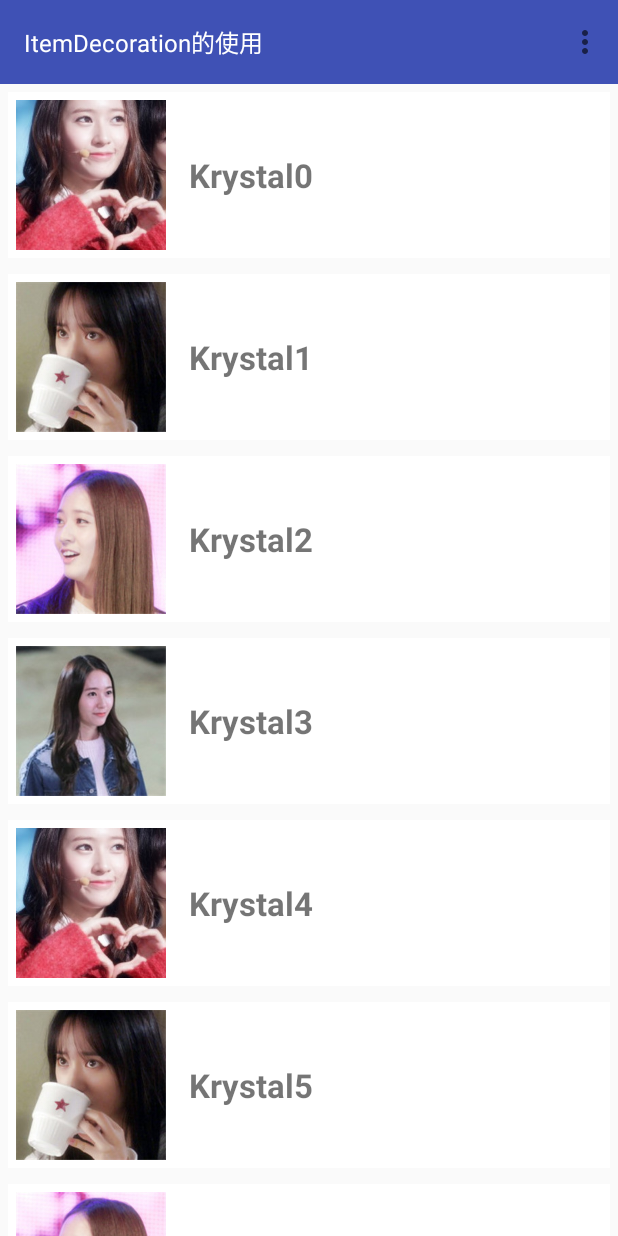
After one commit to liukangqi2015/RecyclerViewStudy, an Android app: the ItemDecorationActivity screen opened directly, with no data from a screen before it, on a phone screen of 412 x 824 dp. The commit adds this screen. Run offline under Robolectric (Android 15) with nearby library versions, the phone set to English and light mode, and no system bars; our stand-ins replace ButterKnife.

Commit message:
更新配置

```diff
--- a/app/src/main/AndroidManifest.xml
+++ b/app/src/main/AndroidManifest.xml
@@ -19,6 +19,7 @@
         <activity android:name=".MoreRecyclerViewActivity" />
         <activity android:name=".ManyLayoutRecyclerViewActivity"/>
         <activity android:name=".RefreshAndLoadMoreActivity"/>
+        <activity android:name="com.liu.ItemDecorationActivity" />
     </application>
 
 </manifest>
--- /dev/null
+++ b/app/src/main/java/com/liu/ItemDecorationActivity.java
@@ -0,0 +1,79 @@
+package com.liu;
+
+import android.os.Bundle;
+import android.support.annotation.Nullable;
+import android.support.v7.app.AppCompatActivity;
+import android.support.v7.widget.DefaultItemAnimator;
+import android.support.v7.widget.LinearLayoutManager;
+import android.support.v7.widget.RecyclerView;
+import android.support.v7.widget.Toolbar;
+import android.view.MenuItem;
+import android.view.View;
+import android.widget.TextView;
+import android.widget.Toast;
+
+import com.liu.recyclerviewstudy.MoreRecyclerViewActivity;
+import com.liu.recyclerviewstudy.R;
+import com.liu.recyclerviewstudy.adapter.MoreAdapter;
+import com.liu.recyclerviewstudy.itemDecoration.DividerItemDecoration;
+import com.liu.recyclerviewstudy.model.Krystal;
+import com.liu.recyclerviewstudy.myinterface.OnItemClickListener;
+
+import java.util.ArrayList;
+import java.util.List;
+
+import butterknife.BindView;
+import butterknife.ButterKnife;
+
+public class ItemDecorationActivity extends AppCompatActivity {
+    @BindView(R.id.toolbar)
+    Toolbar toolbar;
+    @BindView(R.id.more_recyclerView)
+    RecyclerView moreRecyclerView;
+
+    private MoreAdapter adapter;
+    private List<Krystal> data=new ArrayList<>();
+    private int[] imgsId={R.mipmap.krystal01,R.mipmap.krystal02,R.mipmap.krystal03,R.mipmap.krystal04};
+    @Override
+    protected void onCreate(@Nullable Bundle savedInstanceState) {
+        super.onCreate(savedInstanceState);
+        setContentView(R.layout.activity_item_decoration);
+        ButterKnife.bind(this);
+        initView();
+        initData();
+        setData();
+    }
+
+    private void initView() {
+        toolbar.inflateMenu(R.menu.item_decoration_recyclerview_toolbar_menu);
+        toolbar.setOnMenuItemClickListener(new Toolbar.OnMenuItemClickListener() {
+            @Override
+            public boolean onMenuItemClick(MenuItem item) {
+                switch (item.getItemId()){
+                    case R.id.vertica:
+                        moreRecyclerView.addItemDecoration(new DividerItemDecoration(ItemDecorationActivity.this,LinearLayoutManager.VERTICAL));
+                        break;
+                }
+                return false;
+            }
+        });
+    }
+
+    private void initData(){
+        for (int i=0;i<20;i++){
+            Krystal krystal=new Krystal();
+            krystal.setImgId(imgsId[i%imgsId.length]);
+            krystal.setName("Krystal"+i);
+            data.add(krystal);
+        }
+    }
+
+
+    private void setData(){
+        LinearLayoutManager linearLayoutManager=new LinearLayoutManager(this);
+        moreRecyclerView.setLayoutManager(linearLayoutManager);
+        moreRecyclerView.setHasFixedSize(true);
+        adapter=new MoreAdapter(data);
+        moreRecyclerView.setAdapter(adapter);
+    }
+}
--- a/app/src/main/java/com/liu/recyclerviewstudy/MainActivity.java
+++ b/app/src/main/java/com/liu/recyclerviewstudy/MainActivity.java
@@ -5,6 +5,8 @@ import android.os.Bundle;
 import android.support.v7.app.AppCompatActivity;
 import android.view.View;
 import android.widget.Button;
+
+import com.liu.ItemDecorationActivity;
 
 import butterknife.BindView;
 import butterknife.ButterKnife;
@@ -20,6 +22,8 @@ public class MainActivity extends AppCompatActivity {
     Button recyclerViewManyLayoutStudyBtn;
     @BindView(R.id.recyclerView_refresh_and_loadMore_study_btn)
     Button recyclerView_refresh_and_loadMore_study_btn;
+    @BindView(R.id.use_of_ItemDecoration_btn)
+    Button use_of_ItemDecoration_btn;
 
     @Override
     protected void onCreate(Bundle savedInstanceState) {
@@ -33,7 +37,8 @@ public class MainActivity extends AppCompatActivity {
         super.onDestroy();
     }
 
-    @OnClick({R.id.base_recyclerView_study_btn, R.id.more_recyclerView_study_btn,R.id.recyclerView_many_layout_study_btn,R.id.recyclerView_refresh_and_loadMore_study_btn})
+    @OnClick({R.id.base_recyclerView_study_btn, R.id.more_recyclerView_study_btn,R.id.recyclerView_many_layout_study_btn,R.id.recyclerView_refresh_and_loadMore_study_btn,
+    R.id.use_of_ItemDecoration_btn})
     public void onClick(View v) {
 
 
@@ -50,6 +55,9 @@ public class MainActivity extends AppCompatActivity {
             case R.id.recyclerView_refresh_and_loadMore_study_btn:
                 startActivity(new Intent(this,RefreshAndLoadMoreActivity.class));
                 break;
+            case R.id.use_of_ItemDecoration_btn:
+                startActivity(new Intent(this, ItemDecorationActivity.class));
+                break;
         }
     }
 }
--- /dev/null
+++ b/app/src/main/res/layout/activity_item_decoration.xml
@@ -0,0 +1,26 @@
+<?xml version="1.0" encoding="utf-8"?>
+<LinearLayout xmlns:android="http://schemas.android.com/apk/res/android"
+    xmlns:tools="http://schemas.android.com/tools"
+    android:layout_width="match_parent"
+    android:layout_height="match_parent"
+    android:orientation="vertical"
+    tools:context="com.liu.recyclerviewstudy.MoreRecyclerViewActivity">
+    <android.support.v7.widget.Toolbar
+        android:id="@+id/toolbar"
+        android:layout_width="match_parent"
+        android:layout_height="wrap_content"
+        android:background="?attr/colorPrimary"
+        >
+        <TextView
+            android:layout_width="wrap_content"
+            android:layout_height="wrap_content"
+            android:text="@string/use_of_ItemDecoration"
+            android:textSize="16sp"
+            android:textColor="@android:color/white"/>
+    </android.support.v7.widget.Toolbar>
+    <android.support.v7.widget.RecyclerView
+        android:id="@+id/more_recyclerView"
+        android:layout_width="match_parent"
+        android:layout_height="match_parent"/>
+
+</LinearLayout>
--- /dev/null
+++ b/app/src/main/res/menu/item_decoration_recyclerview_toolbar_menu.xml
@@ -0,0 +1,16 @@
+<?xml version="1.0" encoding="utf-8"?>
+<menu xmlns:android="http://schemas.android.com/apk/res/android"
+    >
+    <item
+        android:id="@+id/vertica"
+        android:title="@string/vertica"
+       />
+    <!--<item
+        android:id="@+id/grid_layout_manager"
+        android:title="@string/grid_layout_manager"
+       />
+    <item
+        android:id="@+id/staggeredGrid_layout_manager"
+        android:title="@string/StaggeredGrid_layout_manager"
+       />-->
+</menu>
--- a/app/src/main/res/values/strings.xml
+++ b/app/src/main/res/values/strings.xml
@@ -11,4 +11,5 @@
     <string name="recyclerView_many_layout_study">RecycleView多布局</string>
     <string name="recycler_refresh_and_loadMore">RecycleView下拉刷新和上拉加载</string>
     <string name="use_of_ItemDecoration">ItemDecoration的使用</string>
+    <string name="vertica">竖直列表的分割线</string>
 </resources>
--- a/build.gradle
+++ b/build.gradle
@@ -3,13 +3,10 @@
 buildscript {
     repositories {
         jcenter()
-        maven {
-            url 'https://maven.google.com/'
-            name 'Google'
-        }
+        google()
     }
     dependencies {
-        classpath 'com.android.tools.build:gradle:3.3.2'
+        classpath 'com.android.tools.build:gradle:3.1.0'
 
         // NOTE: Do not place your application dependencies here; they belong
         // in the individual module build.gradle files
@@ -19,10 +16,7 @@ buildscript {
 allprojects {
     repositories {
         jcenter()
-        maven {
-            url 'https://maven.google.com/'
-            name 'Google'
-        }
+        google()
     }
 }
 
```
Also changed, not shown: gradle/wrapper/gradle-wrapper.properties.
